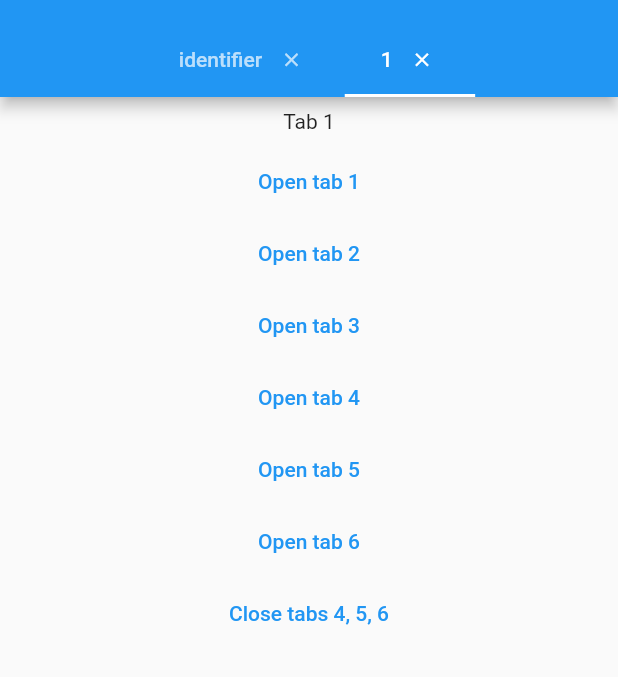
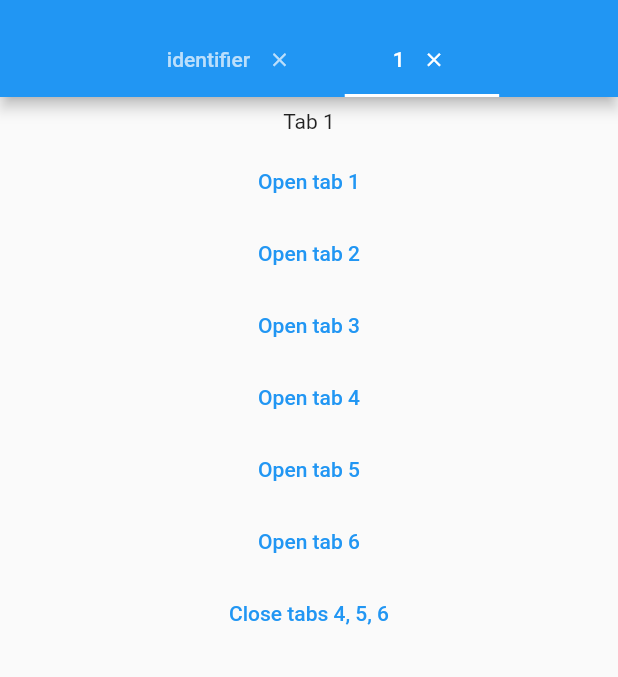
Before and after one commit to NamanShergill/flutter_dynamic_tabs, a Flutter app: the screen it shows after launch, after a tap on "Open tab 1", on a phone screen of 412 x 824 dp, the part 59-736 px from its top. Run offline on Flutter 3.47's test engine with Material 2 defaults, Android fonts, the phone set to English and light mode, and no system bars.

Commit message:
padding changes

```diff
--- a/lib/src/dynamic_tabs_wrapper.dart
+++ b/lib/src/dynamic_tabs_wrapper.dart
@@ -115,7 +115,8 @@ class _DynamicTabsWrapperState extends State<DynamicTabsWrapper>
                         Text(item.label!),
                       if (item.isDismissible)
                         Padding(
-                          padding: EdgeInsets.only(left: item.padding.right),
+                          padding:
+                              EdgeInsets.only(left: item.padding.right / 2),
                           child: Material(
                             color: Colors.transparent,
                             child: InkWell(
@@ -374,7 +375,7 @@ class DynamicTab {
       this.height,
       this.isFocusedOnInit = false,
       this.icon,
-      this.padding = const EdgeInsets.symmetric(horizontal: 8),
+      this.padding = const EdgeInsets.symmetric(horizontal: 16),
       this.iconMargin = const EdgeInsets.only(bottom: 10.0),
       bool isInitiallyActive = false})
       : assert(label != null || identifier != null,
```
